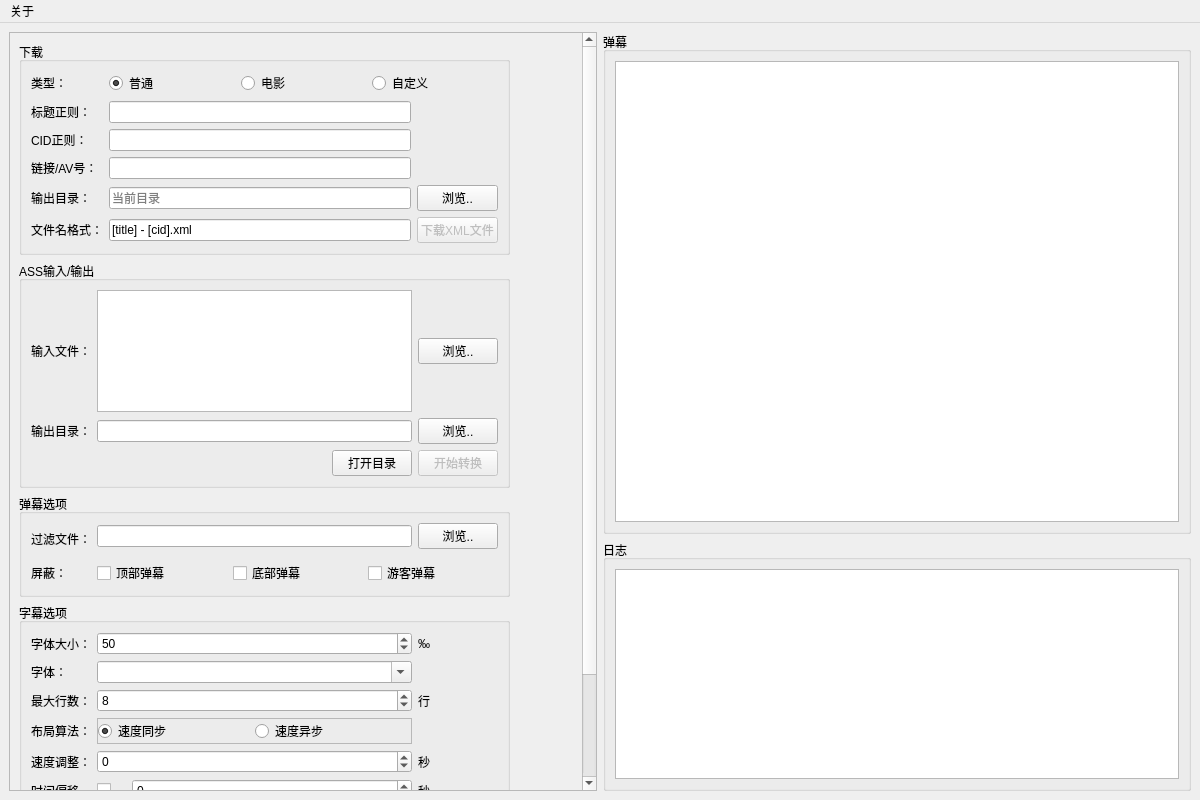
This is niconvert/fz/window.ui in autodotua/niconvert as Qt 5 draws it before an edit. The edited form follows.
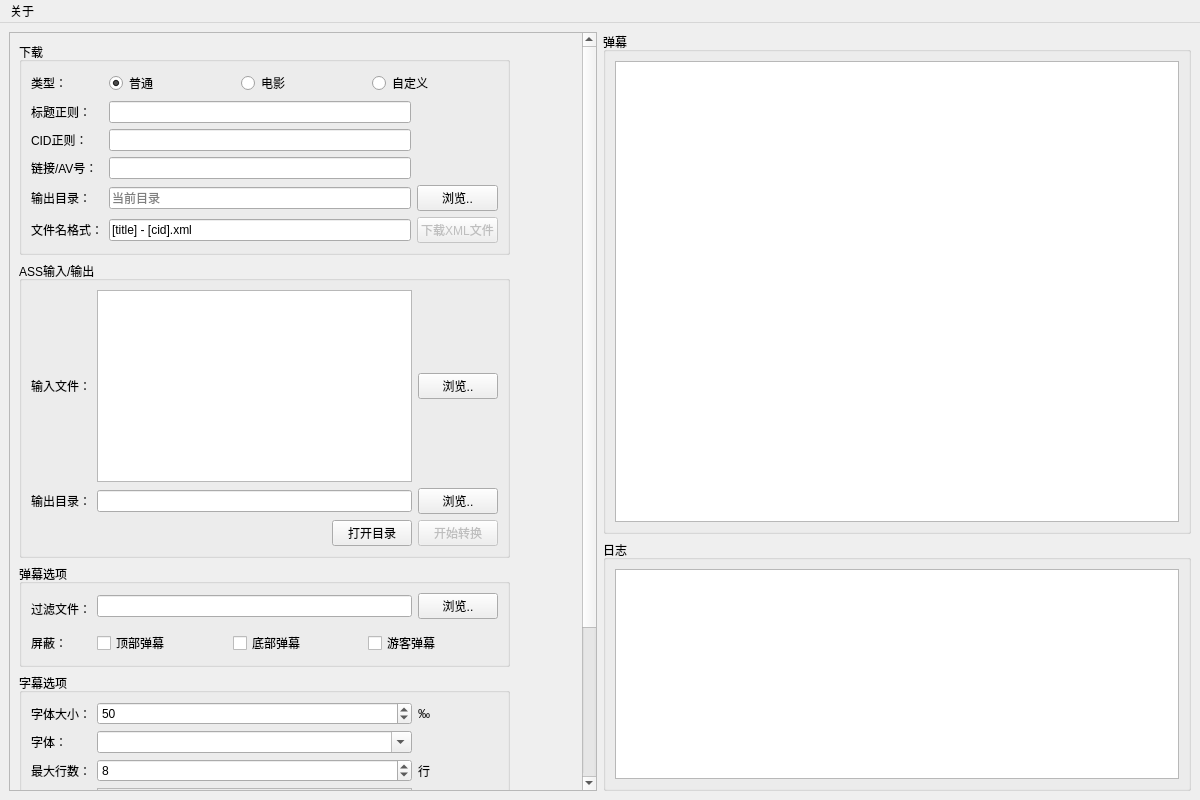
This is the edited form.

Patch:
```diff
--- a/niconvert/fz/window.ui
+++ b/niconvert/fz/window.ui
@@ -24,9 +24,9 @@
        <property name="geometry">
         <rect>
          <x>0</x>
-         <y>0</y>
+         <y>-200</y>
          <width>509</width>
-         <height>880</height>
+         <height>950</height>
         </rect>
        </property>
        <layout class="QVBoxLayout" name="verticalLayout_4" stretch="0,0,0,0">
```
